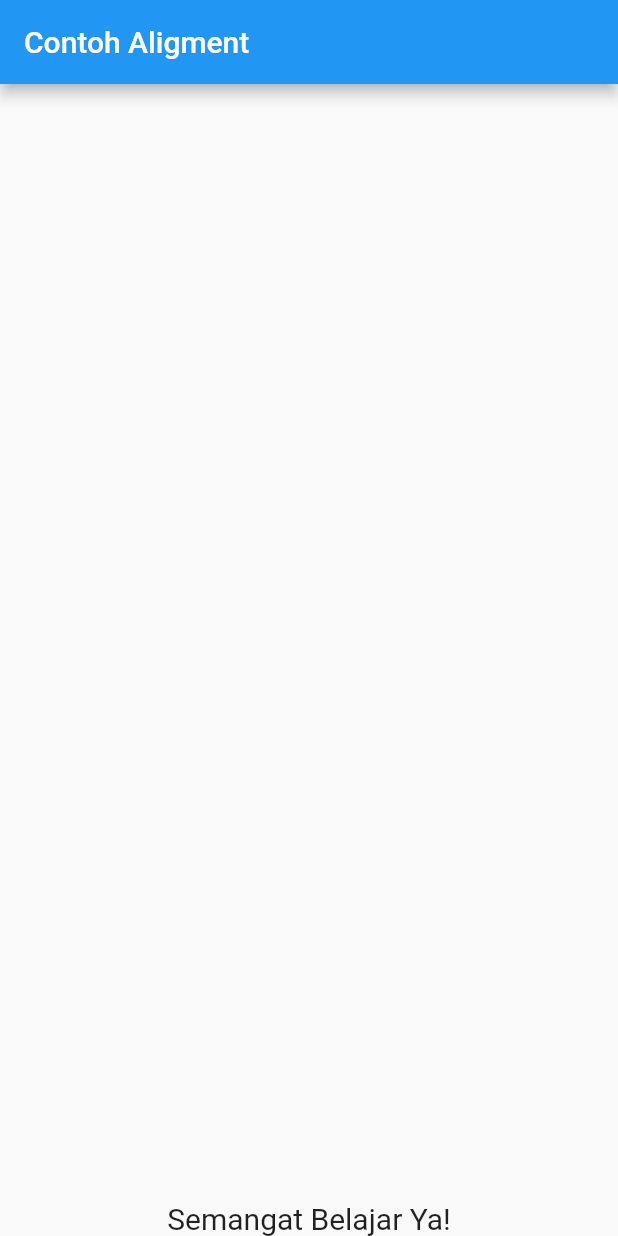
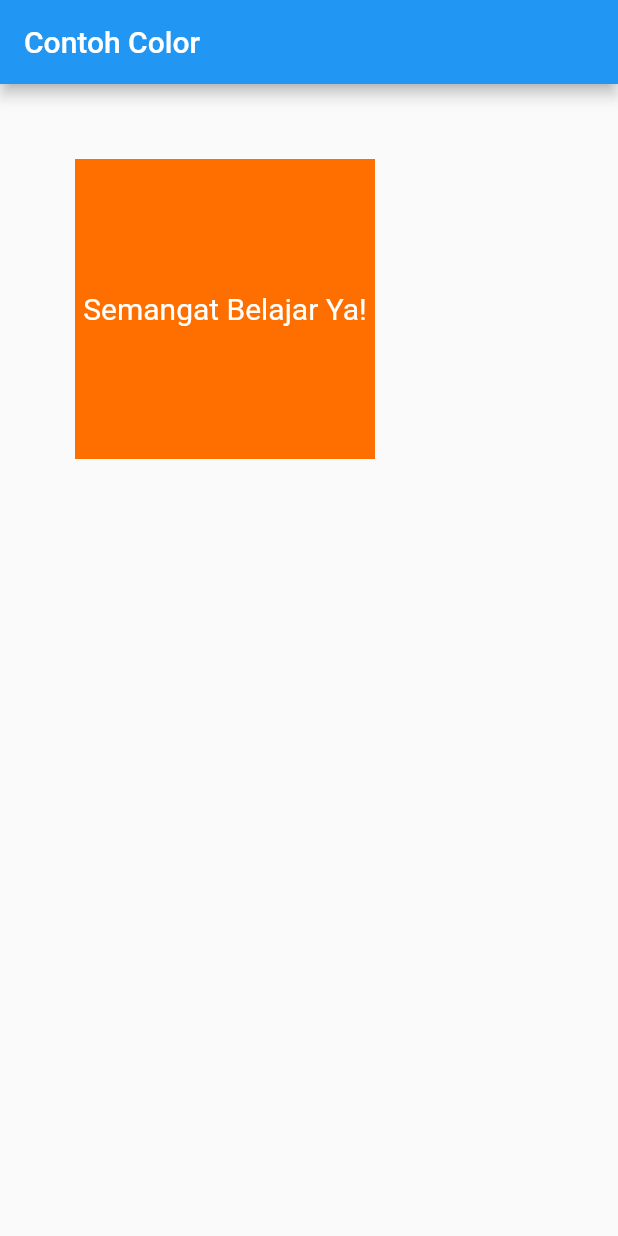
Before and after one commit to polinema-mobile/praktikum-02-layout-web-bola-Yurischaays15, a Flutter app: the screen it shows after launch, on a phone screen of 412 x 824 dp. Run offline on Flutter 3.47's test engine with Material 2 defaults, Android fonts, the phone set to English and light mode, and no system bars.

Commit message:
Property Color

```diff
--- a/lib/main.dart
+++ b/lib/main.dart
@@ -4,21 +4,24 @@ void main() {
   runApp(MyApp());
 }
 
-//property alignment
 class MyApp extends StatelessWidget {
   @override
   Widget build(BuildContext context) {
     return MaterialApp(
       home: Scaffold(
-        appBar: AppBar(title: Text("Contoh Aligment")),
-        body: Container(
-          alignment: Alignment.bottomCenter,
-          child: Text(
-            'Semangat Belajar Ya!',
-            style: TextStyle(
-              fontSize: 20,
-            ),
-          ))),
+          appBar: AppBar(title: Text("Contoh Color")),
+          body: Container(
+              margin: EdgeInsets.all(50),
+              height: 200,
+              width: 200,
+              alignment: Alignment.center,
+              color: Colors.amber[900],
+              child: Text(
+                'Semangat Belajar Ya!',
+                style: TextStyle(fontSize: 20, color: Colors.white),
+              )
+              )
+              ),
     );
   }
 }
```
